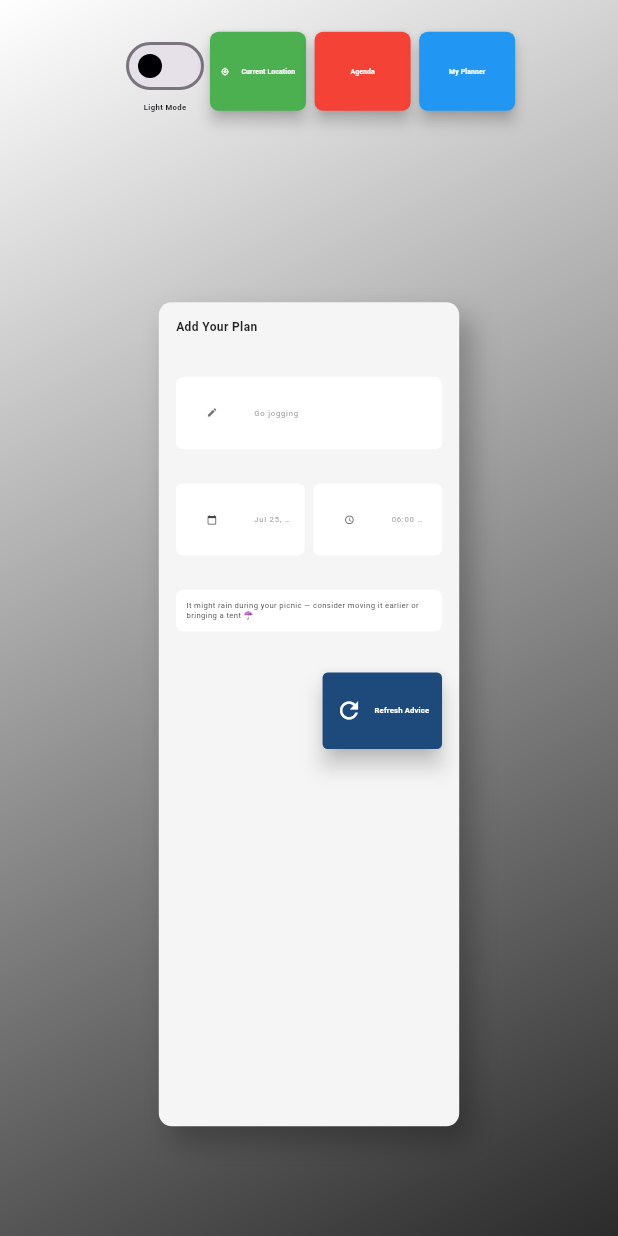
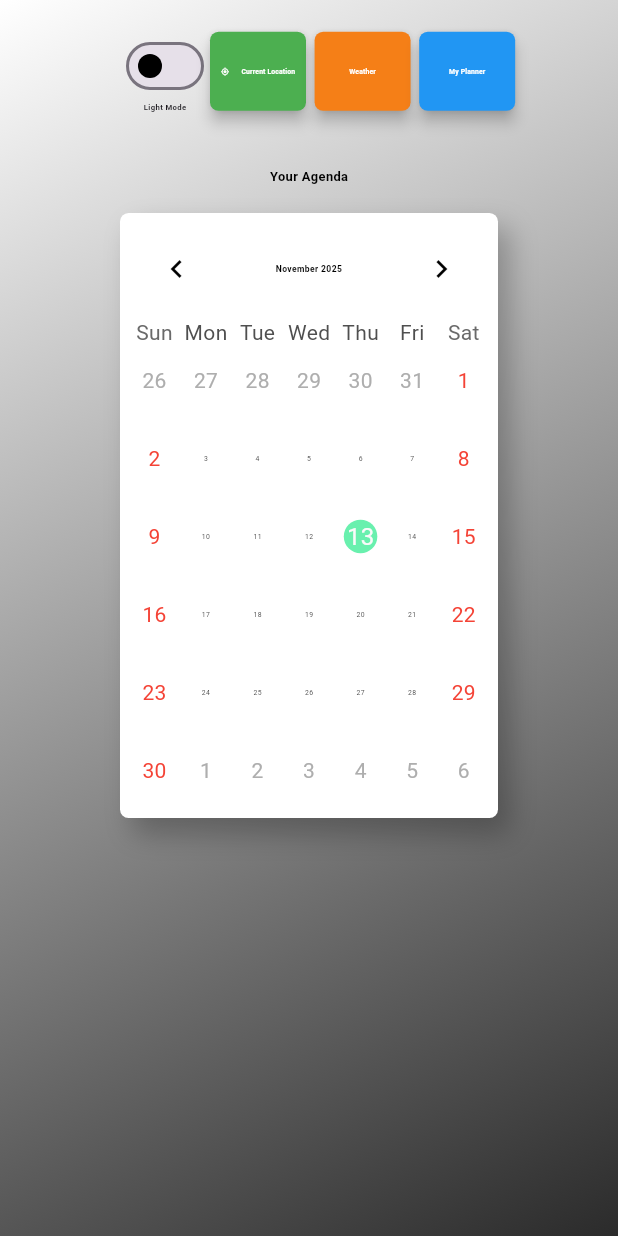
Before and after one commit to M-Amine-HM/Weather-Task-Planner-App, a Flutter app: the Plannerpage screen opened directly, after a tap on "Agenda", on a phone screen of 412 x 824 dp. Run offline on Flutter 3.47's test engine with Material 3 defaults, Android fonts, the phone set to English and light mode, and no system bars; drawn by our look-alikes of table_calendar; our stand-ins replace flutter_screenutil.

Commit message:
add agenda page

```diff
--- /dev/null
+++ b/lib/agendaPage.dart
@@ -0,0 +1,249 @@
+import 'package:flutter/material.dart';
+import 'package:flutter_screenutil/flutter_screenutil.dart';
+import 'package:table_calendar/table_calendar.dart';
+import 'package:weatherwebapp/plannerPage.dart';
+import 'package:weatherwebapp/weatherPage.dart';
+
+class Agendapage extends StatefulWidget {
+  const Agendapage({super.key});
+
+  @override
+  State<Agendapage> createState() => _AgendapageState();
+}
+
+class _AgendapageState extends State<Agendapage> {
+  DateTime _focusedDay = DateTime.now();
+  DateTime? _selectedDay;
+  bool _isDarkMode = false;
+  String _isDarkModeString = "Dark Mode";
+  String _isLightModeString = "Light Mode";
+  @override
+  Widget build(BuildContext context) {
+    return Scaffold(
+      body: Container(
+        decoration: _isDarkMode
+            ? const BoxDecoration(
+                gradient: LinearGradient(
+                  colors: [
+                    Color.fromARGB(255, 43, 43, 43),
+                    Color.fromARGB(255, 255, 255, 255),
+                  ],
+                  begin: Alignment.topLeft,
+                  end: Alignment.bottomRight,
+                ),
+              )
+            : const BoxDecoration(
+                gradient: LinearGradient(
+                  colors: [
+                    Color.fromARGB(255, 255, 255, 255),
+                    Color.fromARGB(255, 43, 43, 43),
+                  ],
+                  begin: Alignment.topLeft,
+                  end: Alignment.bottomRight,
+                ),
+              ),
+        child: Padding(
+          padding: const EdgeInsets.symmetric(vertical: 20, horizontal: 80),
+          child: Column(
+            crossAxisAlignment: CrossAxisAlignment.center,
+            children: [
+              Row(
+                //mainAxisAlignment: MainAxisAlignment.spaceEvenly,
+                children: [
+                  Column(
+                    children: [
+                      Switch(
+                        value: _isDarkMode,
+                        activeColor: Colors.black,
+
+                        inactiveThumbColor: Colors.black,
+                        activeTrackColor: Colors.white,
+                        onChanged: (value) {
+                          setState(() {
+                            _isDarkMode = value;
+                          });
+                        },
+                      ),
+                      Text(
+                        _isDarkMode ? _isDarkModeString : _isLightModeString,
+                        style: TextStyle(
+                          fontSize: 18.sp,
+                          fontWeight: FontWeight.w700,
+                        ),
+                      ),
+                    ],
+                  ),
+                  Spacer(),
+                  ElevatedButton.icon(
+                    onPressed: () {
+                      // TODO: Add your logic to get current location
+                    },
+                    icon: Icon(
+                      Icons.my_location,
+                      color: Colors.white,
+                      size: 20.sp,
+                    ),
+                    label: Text(
+                      "Current Location",
+                      style: TextStyle(
+                        color: Colors.white,
+                        fontSize: 16.sp,
+                        fontWeight: FontWeight.bold,
+                      ),
+                    ),
+                    style: ElevatedButton.styleFrom(
+                      backgroundColor: Colors.green, // Button color
+                      padding: EdgeInsets.symmetric(
+                        horizontal: 20.w,
+                        vertical: 25.h,
+                      ),
+                      shape: RoundedRectangleBorder(
+                        borderRadius: BorderRadius.circular(20.r),
+                      ),
+                      elevation: 4,
+                    ),
+                  ),
+                  SizedBox(width: 20.w),
+                  ElevatedButton(
+                    onPressed: () {
+                      Navigator.pushReplacement(
+                        context,
+                        MaterialPageRoute(builder: (context) => Weatherpage()),
+                      );
+                    },
+                    child: Text(
+                      "Weather",
+                      style: TextStyle(
+                        color: Colors.white,
+                        fontSize: 16.sp,
+                        fontWeight: FontWeight.bold,
+                      ),
+                    ),
+                    style: ElevatedButton.styleFrom(
+                      backgroundColor: Colors.yellow.shade900, // Button color
+                      padding: EdgeInsets.symmetric(
+                        horizontal: 20.w,
+                        vertical: 25.h,
+                      ),
+                      shape: RoundedRectangleBorder(
+                        borderRadius: BorderRadius.circular(20.r),
+                      ),
+                      elevation: 4,
+                    ),
+                  ),
+                  SizedBox(width: 20.w),
+                  ElevatedButton(
+                    onPressed: () {
+                      Navigator.pushReplacement(
+                        context,
+                        MaterialPageRoute(builder: (context) => Plannerpage()),
+                      );
+                    },
+                    child: Text(
+                      "My Planner",
+                      style: TextStyle(
+                        color: Colors.white,
+                        fontSize: 16.sp,
+                        fontWeight: FontWeight.bold,
+                      ),
+                    ),
+                    style: ElevatedButton.styleFrom(
+                      backgroundColor: Colors.blue, // Button color
+                      padding: EdgeInsets.symmetric(
+                        horizontal: 20.w,
+                        vertical: 25.h,
+                      ),
+                      shape: RoundedRectangleBorder(
+                        borderRadius: BorderRadius.circular(20.r),
+                      ),
+                      elevation: 4,
+                    ),
+                  ),
+                ],
+              ),
+
+              SizedBox(height: 40.h),
+
+              // 📅 Title
+              Align(
+                alignment: Alignment.center,
+                child: Text(
+                  "Your Agenda",
+                  style: TextStyle(
+                    fontWeight: FontWeight.bold,
+                    fontSize: 30.sp,
+                    color: _isDarkMode ? Colors.white : Colors.black,
+                  ),
+                ),
+              ),
+
+              SizedBox(height: 20.h),
+              Container(
+                decoration: BoxDecoration(
+                  color: _isDarkMode ? Colors.grey[850] : Colors.white,
+                  borderRadius: BorderRadius.circular(20.r),
+                  boxShadow: [
+                    BoxShadow(
+                      color: Colors.black.withOpacity(0.25),
+                      blurRadius: 15,
+                      offset: const Offset(8, 10),
+                    ),
+                  ],
+                ),
+                padding: EdgeInsets.all(20.w),
+                child: TableCalendar(
+                  focusedDay: _focusedDay,
+                  firstDay: DateTime.utc(2020, 1, 1),
+                  lastDay: DateTime.utc(2030, 12, 31),
+                  selectedDayPredicate: (day) => isSameDay(_selectedDay, day),
+                  onDaySelected: (selectedDay, focusedDay) {
+                    setState(() {
+                      _selectedDay = selectedDay;
+                      _focusedDay = focusedDay;
+                    });
+                  },
+                  calendarStyle: CalendarStyle(
+                    todayDecoration: BoxDecoration(
+                      color: Colors.greenAccent,
+                      shape: BoxShape.circle,
+                    ),
+                    selectedDecoration: BoxDecoration(
+                      color: Colors.blueAccent,
+                      shape: BoxShape.circle,
+                    ),
+                    weekendTextStyle: TextStyle(
+                      color: _isDarkMode ? Colors.red[300] : Colors.red,
+                    ),
+                    defaultTextStyle: TextStyle(
+                      color: _isDarkMode ? Colors.white : Colors.black87,
+                      fontSize: 16.sp,
+                    ),
+                  ),
+                  headerStyle: HeaderStyle(
+                    titleCentered: true,
+                    formatButtonVisible: false,
+                    titleTextStyle: TextStyle(
+                      fontSize: 20.sp,
+                      color: _isDarkMode ? Colors.white : Colors.black,
+                      fontWeight: FontWeight.bold,
+                    ),
+                    leftChevronIcon: Icon(
+                      Icons.chevron_left,
+                      color: _isDarkMode ? Colors.white : Colors.black,
+                    ),
+                    rightChevronIcon: Icon(
+                      Icons.chevron_right,
+                      color: _isDarkMode ? Colors.white : Colors.black,
+                    ),
+                  ),
+                ),
+              ),
+
+              //   SizedBox(height: 50.h),
+            ],
+          ),
+        ),
+      ),
+    );
+  }
+}
--- a/lib/plannerPage.dart
+++ b/lib/plannerPage.dart
@@ -1,5 +1,7 @@
 import 'package:flutter/material.dart';
 import 'package:flutter_screenutil/flutter_screenutil.dart';
+import 'package:weatherwebapp/agendaPage.dart';
+import 'package:weatherwebapp/weatherPage.dart';
 
 class Plannerpage extends StatefulWidget {
   const Plannerpage({super.key});
@@ -101,7 +103,10 @@ class _PlannerpageState extends State<Plannerpage> {
                   SizedBox(width: 20.w),
                   ElevatedButton(
                     onPressed: () {
-                      // TODO: Add your logic to get current location
+                      Navigator.pushReplacement(
+                        context,
+                        MaterialPageRoute(builder: (context) => Agendapage()),
+                      );
                     },
                     child: Text(
                       "Agenda",
@@ -126,10 +131,13 @@ class _PlannerpageState extends State<Plannerpage> {
                   SizedBox(width: 20.w),
                   ElevatedButton(
                     onPressed: () {
-                      Navigator.pop(context);
+                      Navigator.pushReplacement(
+                        context,
+                        MaterialPageRoute(builder: (context) => Weatherpage()),
+                      );
                     },
                     child: Text(
-                      "My Planner",
+                      "Weather",
                       style: TextStyle(
                         color: Colors.white,
                         fontSize: 16.sp,
@@ -137,7 +145,7 @@ class _PlannerpageState extends State<Plannerpage> {
                       ),
                     ),
                     style: ElevatedButton.styleFrom(
-                      backgroundColor: Colors.blue, // Button color
+                      backgroundColor: Colors.yellow.shade900, // Button color
                       padding: EdgeInsets.symmetric(
                         horizontal: 20.w,
                         vertical: 25.h,
--- a/lib/weatherPage.dart
+++ b/lib/weatherPage.dart
@@ -1,5 +1,6 @@
 import 'package:flutter/material.dart';
 import 'package:flutter_screenutil/flutter_screenutil.dart';
+import 'package:weatherwebapp/agendaPage.dart';
 import 'package:weatherwebapp/plannerPage.dart';
 
 class Weatherpage extends StatefulWidget {
@@ -156,7 +157,10 @@ class _WeatherpageState extends State<Weatherpage> {
                     SizedBox(width: 20.w),
                     ElevatedButton(
                       onPressed: () {
-                        // TODO: Add your logic to get current location
+                        Navigator.pushReplacement(
+                          context,
+                          MaterialPageRoute(builder: (context) => Agendapage()),
+                        );
                       },
                       child: Text(
                         "Agenda",
@@ -181,7 +185,7 @@ class _WeatherpageState extends State<Weatherpage> {
                     SizedBox(width: 20.w),
                     ElevatedButton(
                       onPressed: () {
-                        Navigator.push(
+                        Navigator.pushReplacement(
                           context,
                           MaterialPageRoute(
                             builder: (context) => Plannerpage(),
--- a/pubspec.yaml
+++ b/pubspec.yaml
@@ -35,6 +35,7 @@ dependencies:
   # Use with the CupertinoIcons class for iOS style icons.
   cupertino_icons: ^1.0.8
   flutter_screenutil: ^5.9.3
+  table_calendar: ^3.2.0
 
 dev_dependencies:
   flutter_test:
```
Also changed, not shown: pubspec.lock.
